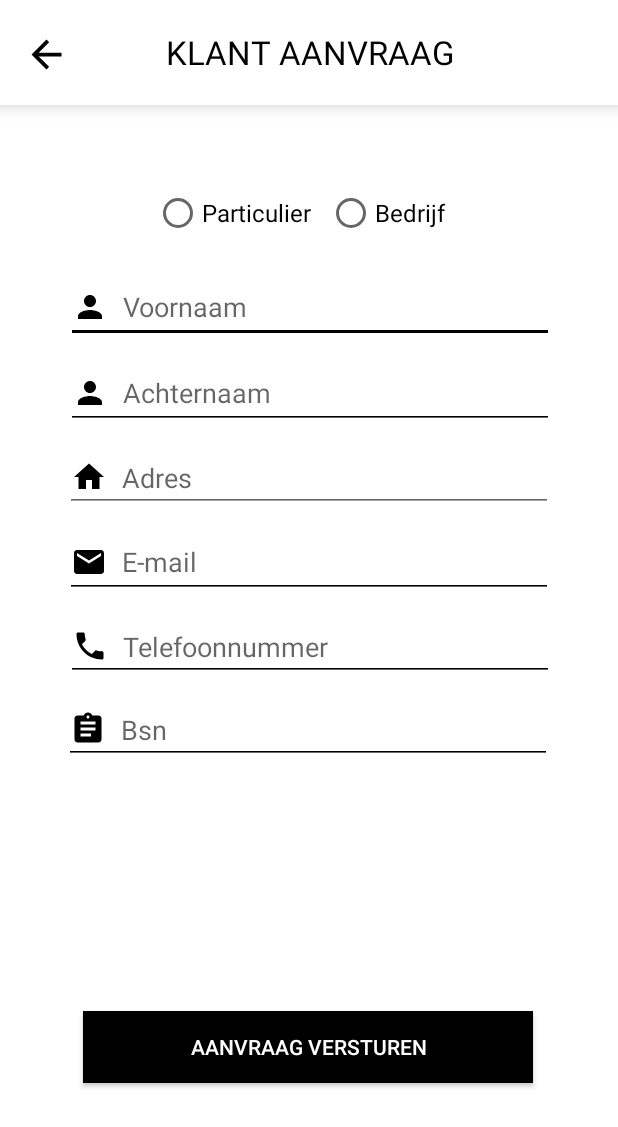
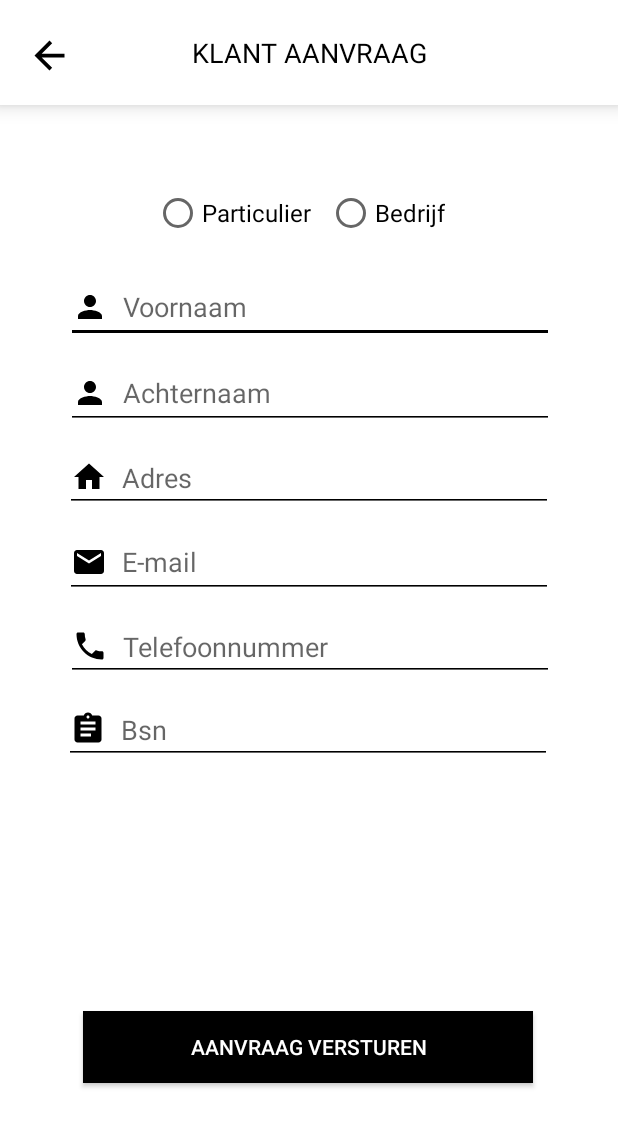
Before and after one commit to tanpantaan26/banksysteem, an Android app: the RegistreerActivity screen opened directly, with no data from a screen before it, on a phone screen of 412 x 824 dp. Shown: the top 1127 px of the screen. Run offline under Robolectric (Android 15) with nearby library versions, the phone set to English and light mode, and no system bars; network calls fail; Roboto replaces fonts that are not available here.

```diff
--- a/app/src/main/java/com/example/banksysteem/Controller/RegistreerActivity.java
+++ b/app/src/main/java/com/example/banksysteem/Controller/RegistreerActivity.java
@@ -1,15 +1,101 @@
 package com.example.banksysteem.Controller;
 
+import android.content.Intent;
 import android.support.v7.app.AppCompatActivity;
 import android.os.Bundle;
+import android.view.View;
+import android.view.ViewGroup;
+import android.widget.DatePicker;
+import android.widget.EditText;
+import android.widget.ImageButton;
+import android.widget.RadioButton;
+import android.widget.RadioGroup;
+import android.widget.Toast;
 
+import com.example.banksysteem.Data.DatabaseConnector;
 import com.example.banksysteem.R;
 
+import java.io.IOException;
+
 public class RegistreerActivity extends AppCompatActivity {
+
+    private EditText etVoornaam, etAchternaam, etAdres, etMail, etTelefoon,
+            etBSN_KVK, etBedrijfsnaam;
+    private DatabaseConnector db = new DatabaseConnector();
 
     @Override
     protected void onCreate(Bundle savedInstanceState) {
         super.onCreate(savedInstanceState);
         setContentView(R.layout.activity_registreer);
+
+        String sql = "SELECT * FROM Beheer";
+        try {
+            db.sendRequest(sql);
+        } catch (IOException e) {
+            e.printStackTrace();
+        }
+
+        //invoervelden ophalen
+        etVoornaam = findViewById(R.id.registreeractivity_etVoornaam);
+        etAchternaam = findViewById(R.id.registreeractivity_etAchternaam);
+        etAdres = findViewById(R.id.registreeractivity_etAdres);
+        etMail = findViewById(R.id.registreeractivity_etEmail);
+        etTelefoon = findViewById(R.id.registreeractivity_etTelefoonnummer);
+        etBSN_KVK = findViewById(R.id.registreeractivity_etBSN_KVK);
+        etBedrijfsnaam = findViewById(R.id.registreeractivity_etBedrijfsnaam);
+
+
+        final RadioButton particulierRb = findViewById(R.id.registreeractivity_rbParticulier);
+        final RadioButton bedrijfRb = findViewById(R.id.registreeractivity_rbBedrijf);
+        RadioGroup radioGroup = findViewById(R.id.registreeractivity_radiogroup);
+
+        //Check welke radiobutton is geselecteerd en plaats de juiste hint teksten en kvk/bsn
+        radioGroup.setOnCheckedChangeListener(new RadioGroup.OnCheckedChangeListener() {
+            @Override
+            public void onCheckedChanged(RadioGroup radioGroup, int i) {
+                if (particulierRb.isChecked()) {
+
+                    etBedrijfsnaam.setVisibility(View.INVISIBLE);
+                    etBSN_KVK.setHint("BSN");
+                    etAdres.setHint("Adres");
+                    etTelefoon.setHint("Telefoonnummer");
+                    etMail.setHint("Email");
+
+                    clearEdittext((ViewGroup) findViewById(R.id.registreerViewgroup));
+                }
+                if (bedrijfRb.isChecked()) {
+
+                    etBedrijfsnaam.setVisibility(View.VISIBLE);
+                    etBSN_KVK.setHint("Kvk nummer");
+                    etAdres.setHint("Adres (Bedrijf)");
+                    etTelefoon.setHint("Telefoonnummer (Bedrijf)");
+                    etMail.setHint("Email (Bedrijf)");
+
+                    clearEdittext((ViewGroup) findViewById(R.id.registreerViewgroup));
+                }
+            }
+        });
+
+
+        //button terug naar login scherm
+        ImageButton btnTerug = findViewById(R.id.registreeractivity_btnTerug);
+        btnTerug.setOnClickListener(new View.OnClickListener() {
+            @Override
+            public void onClick(View view) {
+                Intent intent = new Intent(getApplicationContext(), LoginActivity.class);
+                startActivity(intent);
+            }
+        });
+
+    }
+
+    //methode om alle invoervelden van het type Edittext in dit scherm leeg te maken
+    public void clearEdittext(ViewGroup root) {
+        for (int i = 0; i < root.getChildCount(); i++) {
+            View view = root.getChildAt(i);
+            if (view instanceof EditText) {
+                ((EditText) view).setText("");
+            }
+        }
     }
 }
--- a/app/src/main/res/layout/activity_registreer.xml
+++ b/app/src/main/res/layout/activity_registreer.xml
@@ -2,6 +2,7 @@
 <android.support.constraint.ConstraintLayout xmlns:android="http://schemas.android.com/apk/res/android"
     xmlns:app="http://schemas.android.com/apk/res-auto"
     xmlns:tools="http://schemas.android.com/tools"
+    android:id="@+id/registreerViewgroup"
     android:layout_width="match_parent"
     android:layout_height="match_parent"
     android:background="@android:color/background_light"
@@ -29,7 +30,7 @@
             android:gravity="center"
             android:text="KLANT AANVRAAG"
             android:textColor="@android:color/black"
-            android:textSize="22sp"
+            android:textSize="18sp"
             app:layout_constraintBottom_toBottomOf="parent"
             app:layout_constraintEnd_toEndOf="parent"
             app:layout_constraintStart_toStartOf="parent"
@@ -49,7 +50,7 @@
             app:layout_constraintHorizontal_bias="0.125"
             app:layout_constraintStart_toStartOf="parent"
             app:layout_constraintTop_toTopOf="parent"
-            app:layout_constraintVertical_bias="0.454"
+            app:layout_constraintVertical_bias="0.49"
             app:srcCompat="@drawable/ic_arrow_back_black_24dp" />
 
     </android.support.constraint.ConstraintLayout>
@@ -207,7 +208,7 @@
         android:ems="10"
         android:hint="Adres"
         android:inputType="textPostalAddress"
-        app:background="@android:color/black"
+        app:backgroundTint="@android:color/black"
         app:layout_constraintEnd_toEndOf="parent"
         app:layout_constraintStart_toStartOf="parent"
         app:layout_constraintTop_toBottomOf="@+id/registreeractivity_etAchternaam" />
```
